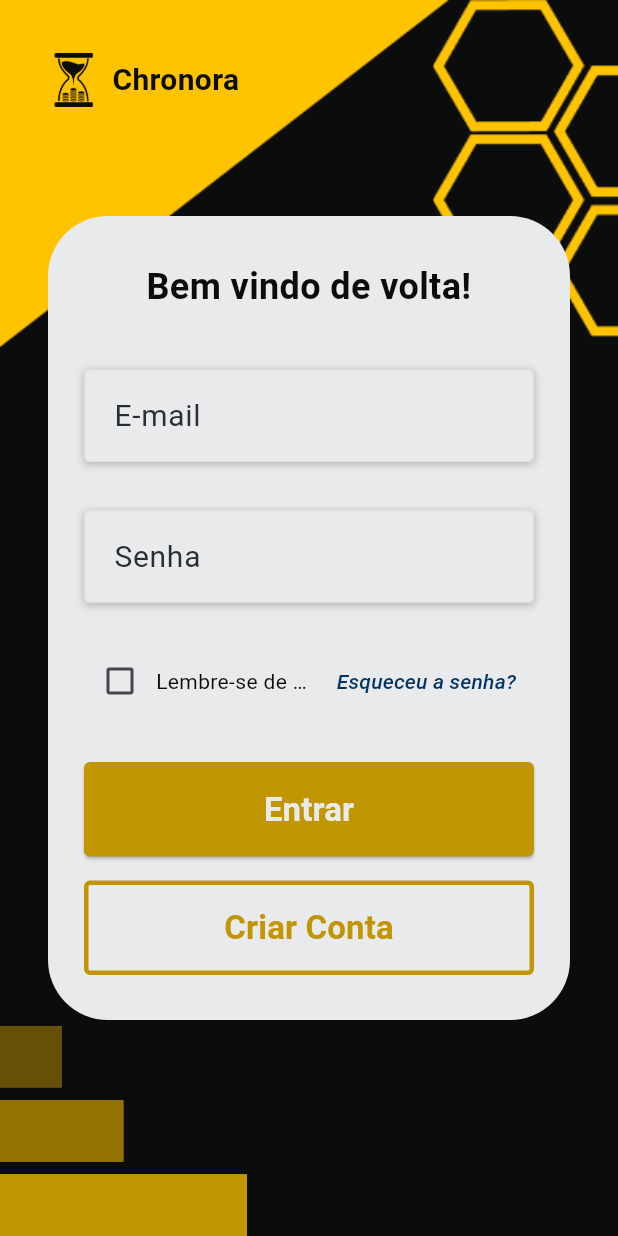
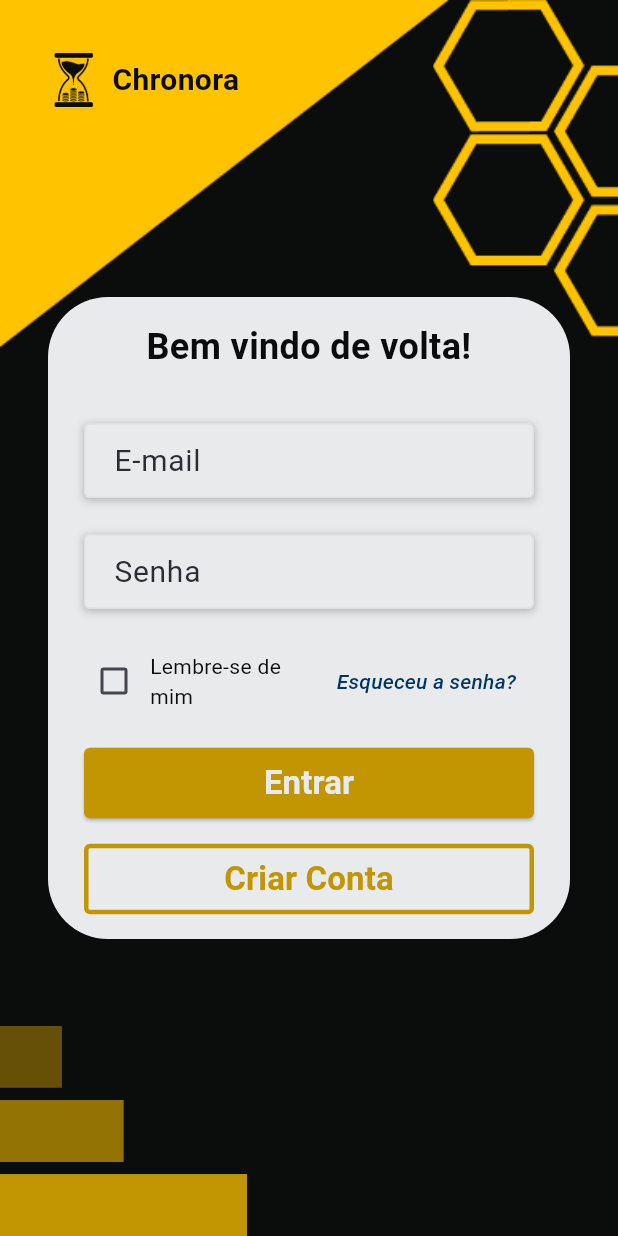
Before and after one commit to Chronora-ADS/Chronora-Flutter, a Flutter app: the screen it shows after launch, on a phone screen of 412 x 824 dp. Run offline on Flutter 3.47's test engine with Material 3 defaults, Android fonts, the phone set to English and light mode, and no system bars; our stand-ins replace file_picker, shared_preferences.

Commit message:
cadastro e login arrumados

```diff
--- a/lib/features/auth/pages/login_page.dart
+++ b/lib/features/auth/pages/login_page.dart
@@ -76,15 +76,15 @@ class _LoginPageState extends State<LoginPage> {
     return BackgroundWidget(
       child: Center(
         child: SingleChildScrollView(
-          padding: const EdgeInsets.all(16), // Padding adicional de segurança
+          padding: const EdgeInsets.all(16),
           child: Container(
             width: MediaQuery.of(context).size.width * 0.9,
             constraints: BoxConstraints(
               maxWidth: 400,
-              minHeight: MediaQuery.of(context).size.height * 0.55,
+              minHeight: MediaQuery.of(context).size.height * 0.4,
             ),
-            margin: const EdgeInsets.all(16), // Reduzido de 20 para 16
-            padding: const EdgeInsets.symmetric(horizontal: 24, vertical: 30), // Reduzido horizontal de 40 para 24
+            margin: const EdgeInsets.all(16),
+            padding: const EdgeInsets.symmetric(horizontal: 24, vertical: 16),
             decoration: BoxDecoration(
               color: AppColors.branco,
               borderRadius: BorderRadius.circular(40),
@@ -128,28 +128,36 @@ class _LoginPageState extends State<LoginPage> {
                       if (constraints.maxWidth < 300) {
                         return Column(
                           children: [
-                            Row(
-                              mainAxisAlignment: MainAxisAlignment.center,
+                            Container(
+                              width: double.infinity,
+                              child: Row(
+                                mainAxisAlignment: MainAxisAlignment.start, // Alinhado à esquerda
                                 children: [
                                   Checkbox(
                                     value: false,
                                     onChanged: (value) {
                                       // Implementar lembrar de mim
                                     },
+                                    materialTapTargetSize: MaterialTapTargetSize.shrinkWrap,
                                   ),
+                                  const SizedBox(width: 4), // Espaço reduzido entre checkbox e texto
                                   const Flexible(
                                     child: Text(
                                       'Lembre-se de mim',
                                       style: TextStyle(
                                         color: AppColors.preto,
+                                        fontSize: 14, // Fonte um pouco menor
                                       ),
-                                    overflow: TextOverflow.ellipsis,
+                                      overflow: TextOverflow.visible, // Permite que o texto seja visível
                                     ),
                                   ),
                                 ],
                               ),
+                            ),
                             const SizedBox(height: 8),
-                            TextButton(
+                            Container(
+                              width: double.infinity,
+                              child: TextButton(
                                 onPressed: () {
                                   // Navegar para esqueci a senha
                                 },
@@ -158,16 +166,20 @@ class _LoginPageState extends State<LoginPage> {
                                   style: TextStyle(
                                     color: AppColors.azul,
                                     fontStyle: FontStyle.italic,
+                                    fontSize: 14, // Fonte um pouco menor
+                                  ),
                                 ),
                               ),
                             ),
                           ],
                         );
                       } else {
-                        return Row(
+                        return Container(
+                          width: double.infinity,
+                          child: Row(
                             mainAxisAlignment: MainAxisAlignment.spaceBetween,
                             children: [
-                            Flexible(
+                              Expanded(
                                 child: Row(
                                   children: [
                                     Checkbox(
@@ -175,19 +187,23 @@ class _LoginPageState extends State<LoginPage> {
                                       onChanged: (value) {
                                         // Implementar lembrar de mim
                                       },
+                                      materialTapTargetSize: MaterialTapTargetSize.shrinkWrap,
                                     ),
+                                    const SizedBox(width: 4), // Espaço reduzido entre checkbox e texto
                                     const Flexible(
                                       child: Text(
                                         'Lembre-se de mim',
                                         style: TextStyle(
                                           color: AppColors.preto,
+                                          fontSize: 14, // Fonte um pouco menor
                                         ),
-                                      overflow: TextOverflow.ellipsis,
+                                        overflow: TextOverflow.visible,
                                       ),
                                     ),
                                   ],
                                 ),
                               ),
+                              const SizedBox(width: 8), // Espaço entre os dois elementos
                               Flexible(
                                 child: TextButton(
                                   onPressed: () {
@@ -198,17 +214,19 @@ class _LoginPageState extends State<LoginPage> {
                                     style: TextStyle(
                                       color: AppColors.azul,
                                       fontStyle: FontStyle.italic,
+                                      fontSize: 14, // Fonte um pouco menor
                                     ),
                                   ),
                                 ),
                               ),
                             ],
+                          ),
                         );
                       }
                     },
                   ),
 
-                  const SizedBox(height: 30),
+                  const SizedBox(height: 20),
 
                   // Botão de Login
                   SizedBox(
@@ -217,7 +235,7 @@ class _LoginPageState extends State<LoginPage> {
                       onPressed: _isLoading ? null : _login,
                       style: ElevatedButton.styleFrom(
                         backgroundColor: AppColors.amareloUmPoucoEscuro,
-                        padding: const EdgeInsets.symmetric(vertical: 16),
+                        padding: const EdgeInsets.symmetric(vertical: 8),
                         shape: RoundedRectangleBorder(
                           borderRadius: BorderRadius.circular(4),
                         ),
@@ -263,7 +281,7 @@ class _LoginPageState extends State<LoginPage> {
                           color: AppColors.amareloUmPoucoEscuro,
                           width: 3,
                         ),
-                        padding: const EdgeInsets.symmetric(vertical: 16),
+                        padding: const EdgeInsets.symmetric(vertical: 8),
                         shape: RoundedRectangleBorder(
                           borderRadius: BorderRadius.circular(4),
                         ),
--- a/lib/features/auth/widgets/auth_text_field.dart
+++ b/lib/features/auth/widgets/auth_text_field.dart
@@ -25,7 +25,7 @@ class AuthTextField extends StatelessWidget {
     Widget build(BuildContext context) {
         return Container(
             width: MediaQuery.of(context).size.width * 0.75,
-            margin: const EdgeInsets.symmetric(vertical: 8),
+            margin: const EdgeInsets.symmetric(vertical: 4),
             decoration: BoxDecoration(
                 boxShadow: [
                     BoxShadow(
@@ -59,7 +59,10 @@ class AuthTextField extends StatelessWidget {
                         borderRadius: BorderRadius.circular(4),
                         borderSide: const BorderSide(color: AppColors.amareloUmPoucoEscuro, width: 2),
                     ),
-                    contentPadding: const EdgeInsets.all(16),
+                    contentPadding: const EdgeInsets.symmetric(
+                      horizontal: 16,
+                      vertical: 10,
+                    )
                 ),
             ),
         );
```
Also changed, not shown: lib/features/auth/pages/account_creation_page.dart (+49 -31 lines). Lines whose indentation alone changed are shown as unchanged.
